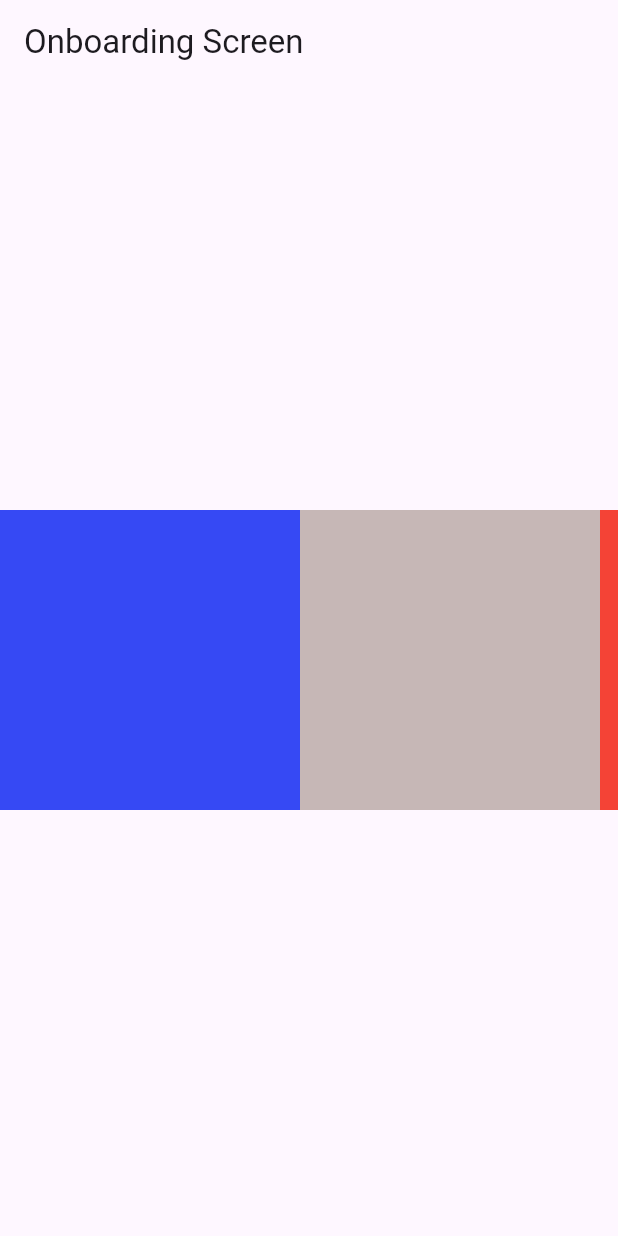
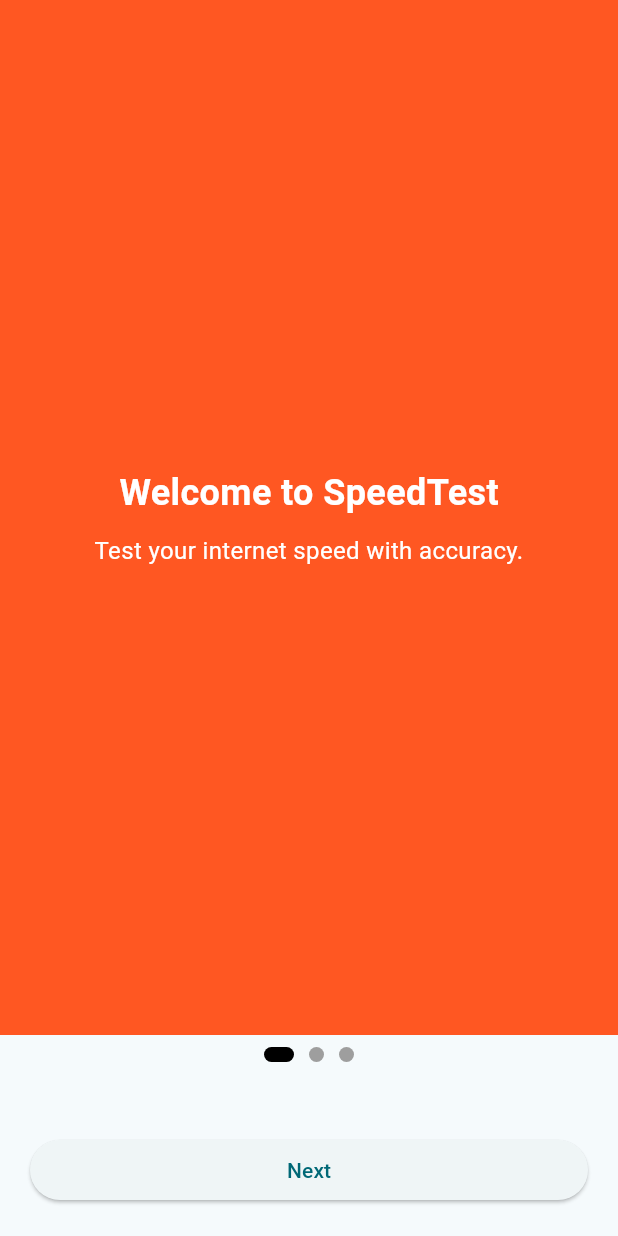
Before and after one commit to laithabuaisheh1/speed-test, a Flutter app: the screen it shows after launch, on a phone screen of 412 x 824 dp. Run offline on Flutter 3.47's test engine with Material 3 defaults, Android fonts, the light colour scheme and no system bars.

Commit message:
task 30/1 12:02

```diff
--- a/internet_test/lib/screen/onboarding_screen.dart
+++ /dev/null
@@ -1,49 +0,0 @@
-import 'package:flutter/material.dart';
-
-class OnboardingScreen extends StatelessWidget {
-  const OnboardingScreen({super.key});
-
-  @override
-  Widget build(BuildContext context) {
-    return Scaffold(
-      appBar: AppBar(
-        title: Text('Onboarding Screen'),
-      ),
-      body: SingleChildScrollView(
-        scrollDirection: Axis.horizontal,
-        child: Center(
-          child: Row(
-            children: [
-              Container(
-                width: 200,
-                height: 200,
-                color: const Color.fromARGB(255, 54, 73, 244),
-              ),
-              Container(
-                width: 200,
-                height: 200,
-                color: const Color.fromARGB(255, 198, 183, 182),
-              ),
-              Container(
-                width: 200,
-                height: 200,
-                color: Colors.red,
-              ),
-              Text(
-                'Onboarding Screen',
-                style: TextStyle(fontSize: 24),
-              ),
-              SizedBox(height: 20),
-              ElevatedButton(
-                onPressed: () {
-                  Navigator.pushNamed(context, '/home');
-                },
-                child: Text('Go to Home Screen'),
-              ),
-            ],
-          ),
-        ),
-      ),
-    );
-  }
-}
--- /dev/null
+++ b/internet_test/lib/screens/onboarding_screen.dart
@@ -0,0 +1,133 @@
+import 'package:flutter/material.dart';
+
+import 'login_screen.dart';
+
+class OnboardingScreen extends StatefulWidget {
+  const OnboardingScreen({super.key});
+
+  @override
+  _OnboardingScreenState createState() => _OnboardingScreenState();
+}
+
+class _OnboardingScreenState extends State<OnboardingScreen> {
+  final PageController _pageController = PageController();
+  int _currentPage = 0;
+
+  final List<Map<String, dynamic>> onboardingPages = [
+    {
+      "color": Colors.deepOrange,
+      "title": "Welcome to SpeedTest",
+      "description": "Test your internet speed with accuracy."
+    },
+    {
+      "color": Colors.green,
+      "title": "Real-Time Results",
+      "description": "Get real-time speed test results and insights."
+    },
+    {
+      "color": Colors.blue,
+      "title": "Start Your Journey",
+      "description": "Let's get started and test your speed now!"
+    },
+  ];
+
+  void _onPageChanged(int index) {
+    setState(() {
+      _currentPage = index;
+    });
+  }
+
+  @override
+  Widget build(BuildContext context) {
+    return Scaffold(
+      body: Column(
+        children: [
+          Expanded(
+            child: PageView.builder(
+              controller: _pageController,
+              itemCount: onboardingPages.length,
+              onPageChanged: _onPageChanged,
+              itemBuilder: (context, index) {
+                return Container(
+                  color: onboardingPages[index]['color'],
+                  width: double.infinity,
+                  height: double.infinity,
+                  child: Column(
+                    mainAxisAlignment: MainAxisAlignment.center,
+                    children: [
+                      Text(
+                        onboardingPages[index]['title'],
+                        style: const TextStyle(
+                          fontSize: 24,
+                          fontWeight: FontWeight.bold,
+                          color: Colors.white,
+                        ),
+                      ),
+                      const SizedBox(height: 10),
+                      Text(
+                        onboardingPages[index]['description'],
+                        style: const TextStyle(
+                          fontSize: 16,
+                          color: Colors.white,
+                        ),
+                        textAlign: TextAlign.center,
+                      ),
+                    ],
+                  ),
+                );
+              },
+            ),
+          ),
+          // Page Indicator (Dots)
+          Padding(
+            padding: const EdgeInsets.all(8.0),
+            child: Row(
+              mainAxisAlignment: MainAxisAlignment.center,
+              children: List.generate(
+                onboardingPages.length,
+                (index) => AnimatedContainer(
+                  duration: const Duration(milliseconds: 300),
+                  margin: const EdgeInsets.symmetric(horizontal: 5),
+                  height: 10,
+                  width: _currentPage == index ? 20 : 10,
+                  decoration: BoxDecoration(
+                    color: _currentPage == index ? Colors.black : Colors.grey,
+                    borderRadius: BorderRadius.circular(5),
+                  ),
+                ),
+              ),
+            ),
+          ),
+          const SizedBox(height: 20),
+          // Navigation Buttons
+          Padding(
+            padding: const EdgeInsets.symmetric(horizontal: 20, vertical: 20),
+            child: SizedBox(
+              width: double.infinity,
+              child: ElevatedButton(
+                onPressed: () {
+                  if (_currentPage == onboardingPages.length - 1) {
+                    // Navigate to Login Screen on last step
+                    Navigator.pushReplacement(
+                      context,
+                      MaterialPageRoute(
+                          builder: (context) => const LoginScreen()),
+                    );
+                  } else {
+                    _pageController.nextPage(
+                      duration: const Duration(milliseconds: 500),
+                      curve: Curves.ease,
+                    );
+                  }
+                },
+                child: Text(_currentPage == onboardingPages.length - 1
+                    ? "Get Started"
+                    : "Next"),
+              ),
+            ),
+          ),
+        ],
+      ),
+    );
+  }
+}
```
Also changed, not shown: internet_test/lib/main.dart (+6 -108 lines), internet_test/lib/screens/home_screen.dart (added, +10 -0 lines), internet_test/lib/screens/login_screen.dart (added, +15 -0 lines).
